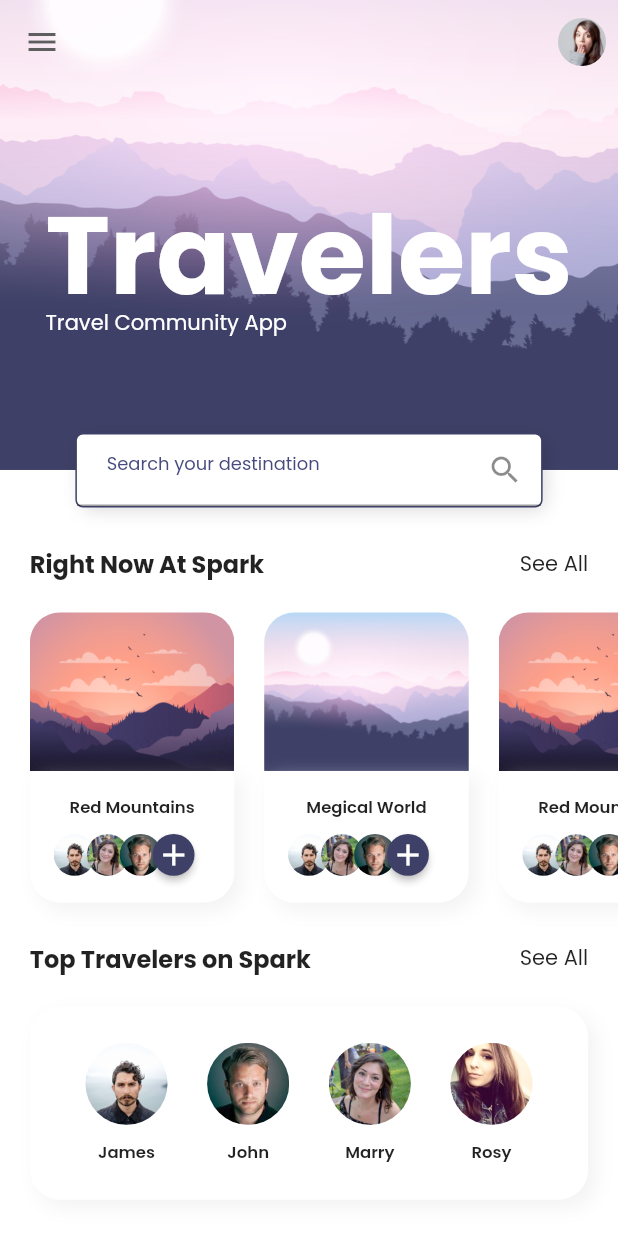
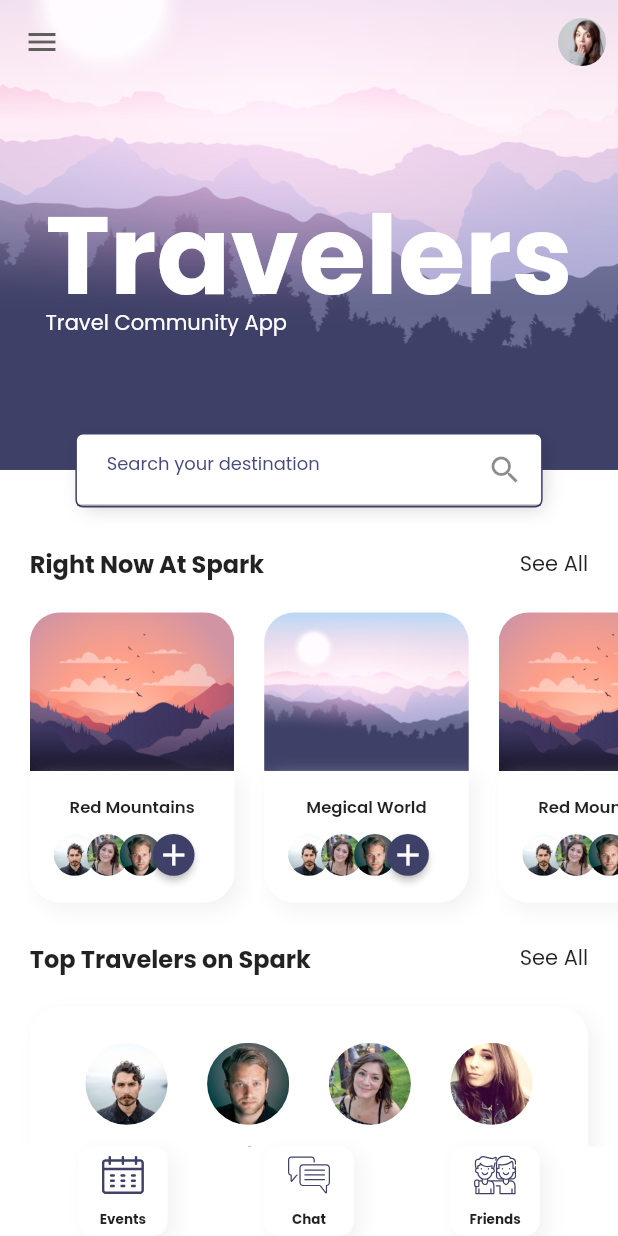
Before and after one commit to SachinGardi/Flutter_Ui_Practice_Apps, a Flutter app: the screen it shows after launch, on a phone screen of 412 x 824 dp. Run offline on Flutter 3.47's test engine with Material 2 defaults, Android fonts, the phone set to English and light mode, and no system bars; our stand-ins replace flutter_svg, form_field_validator, google_fonts, rive.

Commit message:
travel app ui completed

```diff
--- /dev/null
+++ b/travel_app_ui/lib/Screens/events/components/body.dart
@@ -0,0 +1,11 @@
+import 'package:flutter/material.dart';
+import 'new_events.dart';
+
+class Body extends StatelessWidget {
+  const Body({super.key});
+
+  @override
+  Widget build(BuildContext context) {
+    return  const NewEvents();
+  }
+}
--- a/travel_app_ui/lib/Screens/home/components/body.dart
+++ b/travel_app_ui/lib/Screens/home/components/body.dart
@@ -17,7 +17,8 @@ class Body extends StatelessWidget {
           VerticalSpacing(of: 50),
           PopularPlaces(),
           VerticalSpacing(),
-          TopTravelers()
+          TopTravelers(),
+          VerticalSpacing()
         ],
       ),
     );
--- a/travel_app_ui/lib/Screens/home/home_screen.dart
+++ b/travel_app_ui/lib/Screens/home/home_screen.dart
@@ -1,7 +1,12 @@
+
+
 import 'package:flutter/material.dart';
 import 'package:travel_app_ui/Screens/home/components/body.dart';
 import 'package:travel_app_ui/constants.dart';
 import 'package:travel_app_ui/size_confi.dart';
+
+import '../../components/app_bar.dart';
+import '../../components/custom_navbar.dart';
 
 class HomeScreen extends StatelessWidget {
   const HomeScreen({super.key});
@@ -11,17 +16,11 @@ class HomeScreen extends StatelessWidget {
     SizeConfig().init(context);
     return Scaffold(
       extendBodyBehindAppBar: true,
-      appBar: buildAppBar(),
+      appBar: buildAppBar(isTransparent: true),
       body: const Body(),
+      bottomNavigationBar: const CustomNavbar(),
     );
   }
 
-  AppBar buildAppBar() {
-    return AppBar(
-      backgroundColor: Colors.transparent,
-      elevation: 0,
-      leading: IconButton(onPressed: (){} , icon: const Icon(Icons.menu,color: kIconColor,)),
-      actions: [IconButton(onPressed: (){}, icon: ClipOval(child: Image.asset('assets/images/profile.png')))],
-    );
-  }
+
 }
--- /dev/null
+++ b/travel_app_ui/lib/components/app_bar.dart
@@ -0,0 +1,14 @@
+import 'package:flutter/material.dart';
+
+import '../constants.dart';
+
+AppBar buildAppBar({bool isTransparent = false,String? title}) {
+  return AppBar(
+    backgroundColor: isTransparent? Colors.transparent:Colors.white,
+    title: title == null?const Text(''):Text(title,style: const TextStyle(color: kTextColor,fontWeight: FontWeight.bold),),
+    centerTitle: true,
+    elevation: 0,
+    leading: IconButton(onPressed: (){} , icon: const Icon(Icons.menu,color: kIconColor,)),
+    actions: [IconButton(onPressed: (){}, icon: ClipOval(child: Image.asset('assets/images/profile.png')))],
+  );
+}
--- /dev/null
+++ b/travel_app_ui/lib/components/custom_navbar.dart
@@ -0,0 +1,74 @@
+import 'package:flutter/material.dart';
+import 'package:flutter_svg/svg.dart';
+import 'package:travel_app_ui/Screens/events/events_screen.dart';
+
+import '../constants.dart';
+import '../size_confi.dart';
+
+class CustomNavbar extends StatelessWidget {
+  const CustomNavbar({
+    super.key,
+  });
+
+  @override
+  Widget build(BuildContext context) {
+    return Container(
+      color: Colors.white,
+      child: SafeArea(
+        child: Padding(
+          padding:  EdgeInsets.symmetric(
+              horizontal: getProportionateScreenWidth(kDefaultPadding)
+          ),
+          child: Row(
+            mainAxisAlignment: MainAxisAlignment.spaceAround,
+            children: [
+              NavItem(icon: 'assets/icons/calendar.svg',title: 'Events',press: (){
+                Navigator.push(context, MaterialPageRoute(builder: (context) => const EventsScreen(),));
+              }),
+              NavItem(icon: 'assets/icons/chat.svg',title: 'Chat',press: (){},isActive: true,),
+              NavItem(icon: 'assets/icons/friendship.svg',title: 'Friends',press: (){},isActive: true,),
+            ],
+          ),
+        ),
+      ),
+    );
+  }
+}
+
+class NavItem extends StatelessWidget {
+  final String title,icon;
+  final bool isActive;
+  final GestureTapCallback press;
+
+  const NavItem({
+    super.key,
+    required this.title,
+    required this.icon,
+    this.isActive = false,
+    required this.press,
+  });
+
+  @override
+  Widget build(BuildContext context) {
+    return GestureDetector(
+      onTap: press,
+      child: Container(
+        height: getProportionateScreenWidth(60),
+        width: getProportionateScreenWidth(60),
+        padding: const EdgeInsets.all(5),
+        decoration: BoxDecoration(
+            color: Colors.white,
+            borderRadius: BorderRadius.circular(10),
+            boxShadow: [kDefaultShadow]
+        ),
+        child: Column(
+          children: [
+            SvgPicture.asset(icon,height: 28,color: kTextColor,),
+            const Spacer(),
+            Text(title,style: const TextStyle(fontSize: 9,fontWeight: FontWeight.bold),)
+          ],
+        ),
+      ),
+    );
+  }
+}
--- a/travel_app_ui/lib/components/place_card.dart
+++ b/travel_app_ui/lib/components/place_card.dart
@@ -1,4 +1,5 @@
 import 'package:flutter/material.dart';
+import 'package:intl/intl.dart';
 import '../constants.dart';
 import '../model/travel_spot.dart';
 import '../model/user.dart';
@@ -9,18 +10,20 @@ class PlaceCard extends StatelessWidget {
     super.key,
     required this.travelSpot,
     required this.press,
+    this.isFullCard = false,
   });
 
   final TravelSpot travelSpot;
   final GestureTapCallback press;
+  final bool isFullCard;
   @override
   Widget build(BuildContext context) {
     return SizedBox(
-      width: getProportionateScreenWidth(137) ,
+      width: getProportionateScreenWidth(isFullCard?158:137) ,
       child: Column(
         children: [
           AspectRatio(
-            aspectRatio: 1.29,
+            aspectRatio: isFullCard?1.09:1.29,
             child: Container(
               decoration: BoxDecoration(
                   borderRadius: const BorderRadius.only(
@@ -32,7 +35,7 @@ class PlaceCard extends StatelessWidget {
             ),
           ),
           Container(
-            width: getProportionateScreenWidth(137) ,
+            width: getProportionateScreenWidth(isFullCard?158:137) ,
             padding:EdgeInsets.all(getProportionateScreenWidth(kDefaultPadding * 0.8)),
             decoration: BoxDecoration(
                 color: Colors.white,
@@ -44,10 +47,16 @@ class PlaceCard extends StatelessWidget {
             ),
             child: Column(
               children: [
-                Text(travelSpot.name,style: const TextStyle(
-                    fontSize: 11,
+                Text(travelSpot.name,
+                  textAlign: TextAlign.center,
+                  style:  TextStyle(
+                    fontSize: isFullCard?17:11,
                     fontWeight: FontWeight.w600
                 ),),
+                if(isFullCard)
+                Text(travelSpot.date.day.toString(),style: Theme.of(context).textTheme.headlineMedium!.copyWith(fontWeight: FontWeight.bold),),
+                if(isFullCard)
+                Text("${DateFormat.MMMM().format(travelSpot.date)} ${travelSpot.date.year}" ),
                 const VerticalSpacing(of: 10,),
                 Travelers(users: travelSpot.users,)
               ],
```
Also changed, not shown: travel_app_ui/lib/Screens/events/components/add_new_place.dart (added, +47 -0 lines), travel_app_ui/lib/Screens/events/components/new_events.dart (added, +40 -0 lines), travel_app_ui/lib/Screens/events/events_screen.dart (added, +17 -0 lines).
